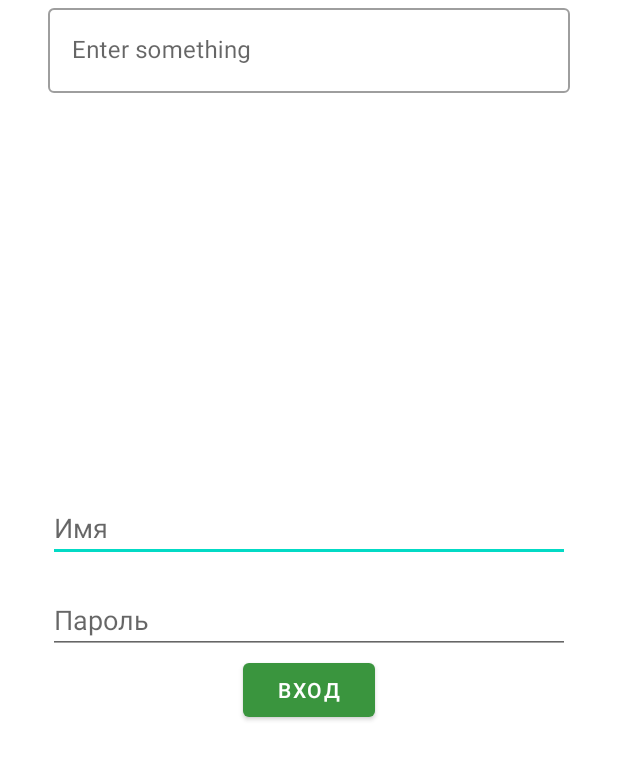
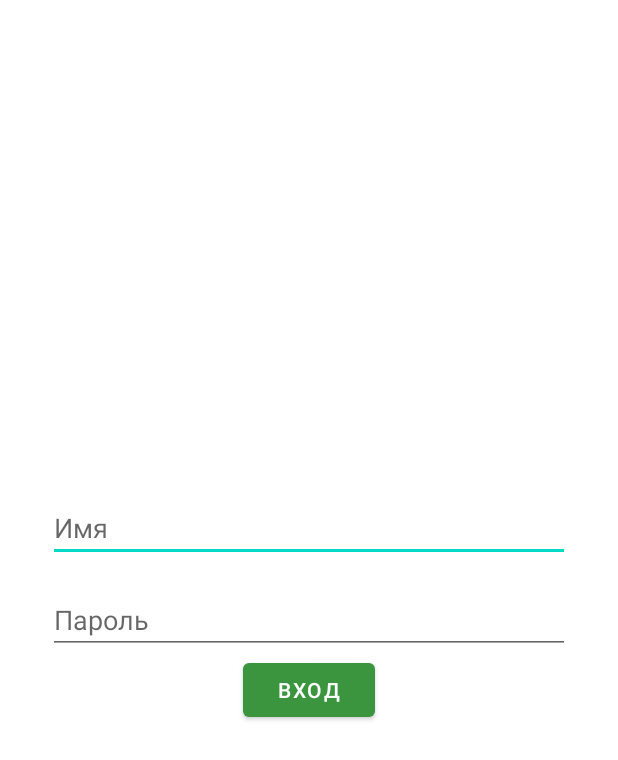
Before and after one commit to Biba2023/EcoAppBest, an Android app: the screen it shows after launch (Login), on a phone screen of 412 x 824 dp. Shown: the top 760 px of the screen. Run offline under Robolectric (Android 15) with nearby library versions, the phone set to English and light mode, and no system bars.

```diff
--- a/app/src/main/AndroidManifest.xml
+++ b/app/src/main/AndroidManifest.xml
@@ -1,6 +1,7 @@
 <?xml version="1.0" encoding="utf-8"?>
 <manifest xmlns:android="http://schemas.android.com/apk/res/android"
     xmlns:tools="http://schemas.android.com/tools">
+
 
     <application
         android:allowBackup="true"
@@ -15,6 +16,7 @@
         <activity
             android:name=".Login"
             android:exported="true"
+            android:screenOrientation="portrait"
             android:label="@string/app_name">
             <intent-filter>
                 <action android:name="android.intent.action.MAIN" />
--- a/app/src/main/java/com/example/ecoapp/advices/electricity/ElectricityMainActivity.java
+++ b/app/src/main/java/com/example/ecoapp/advices/electricity/ElectricityMainActivity.java
@@ -29,7 +29,6 @@ public class ElectricityMainActivity extends AppCompatActivity {
             v.setPadding(systemBars.left, systemBars.top, systemBars.right, systemBars.bottom);
             return insets;
         });
-
         }
 
     public void goBack(View v) {
--- a/app/src/main/res/layout/activity_login.xml
+++ b/app/src/main/res/layout/activity_login.xml
@@ -18,27 +18,6 @@
         app:layout_constraintStart_toStartOf="parent"
         app:layout_constraintTop_toTopOf="@+id/guideline" />
 
-    <com.google.android.material.textfield.TextInputLayout
-        android:id="@+id/filledTextField"
-
-        style="@style/Widget.MaterialComponents.TextInputLayout.OutlinedBox"
-
-        android:layout_width="match_parent"
-        android:layout_height="wrap_content"
-        android:layout_marginStart="32dp"
-        android:layout_marginEnd="32dp"
-        android:hint="Enter something"
-        tools:ignore="MissingConstraints"
-        >
-
-        <!--this is the actual edit text which takes the input-->
-        <com.google.android.material.textfield.TextInputEditText
-            android:id="@+id/edit_text"
-            android:layout_width="match_parent"
-            android:layout_height="wrap_content" />
-
-
-    </com.google.android.material.textfield.TextInputLayout>
     <EditText
         android:id="@+id/editTextPassword"
         android:layout_width="0dp"
```
